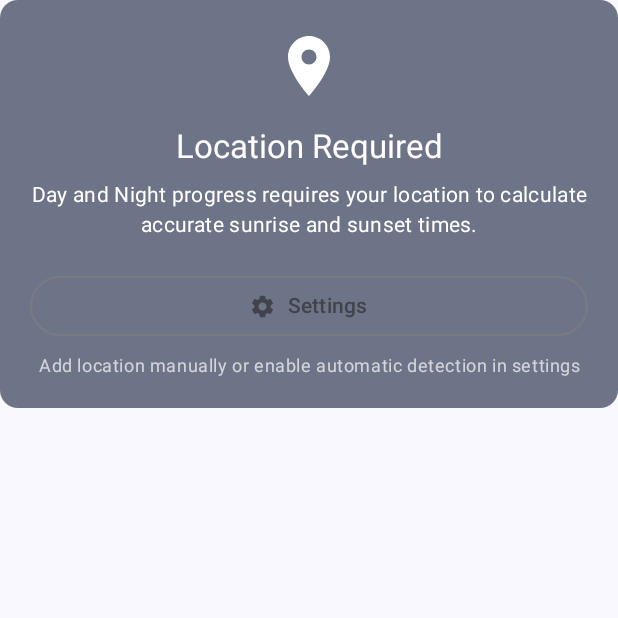
After one commit to a2ke5e1/yearly-progress, an Android app built with Jetpack Compose: the composable LocationRequiredCard shown on its own in the app's theme, on a phone screen of 412 x 824 dp, the top half of it. The commit adds this screen. Run offline under Robolectric (Android 15) with nearby library versions, the phone set to English and light mode, and no system bars.

Commit message:
feat: Improve location permission handling and UI
This commit refactors the location permission flow and introduces a new UI state for when location is required but not available.

Key changes:
- Modified `HomeViewModel` to:
    - Introduce a `HomeUiState.LocationRequired` state.
    - Add `_shouldShowPermissionDialog` StateFlow to control the visibility of the permission dialog explicitly.
    - Check if permission was previously asked using `locationRepository.wasPermissionAsked()` before showing the dialog.
    - Update `_uiState` to `LocationRequired` when permission is denied, not granted, or location services are disabled.
    - Call `locationRepository.setPermissionAsked()` when permission is granted or denied.
    - Add `onGoToSettings()` function (currently logs a message).
- Updated `HomeScreen.kt` to:
    - Observe `shouldShowPermissionDialog` to control the `LocationPermissionDialog`.
    - Display a `LocationRequiredCard` when `HomeUiState` is `LocationRequired`.
- Created `LocationRequiredCard.kt`, a new composable that informs the user why location is needed and provides a button to go to settings (functionality not yet implemented).
- Updated `LocationRepository` interface and `LocationRepositoryImpl.kt` to include:
    - `wasPermissionAsked(): Flow<Boolean>`
    - `suspend fun setPermissionAsked()`
- Updated `LocationPreferences.kt` to:
    - Add `PERMISSION_ASKED_KEY` for DataStore.
    - Expose `wasPermissionAsked: Flow<Boolean>`.
    - Implement `setPermissionAsked()` to store the preference.
- Moved `SunriseSunsetCache.kt` from `core.util` to `data.local` package.
- Updated import for `getStartAndEndTime` in `DayNightProgressCard.kt` due to the cache file move.

```diff
--- a/app/src/main/java/com/a3/yearlyprogess/core/util/SunriseSunsetCache.kt
+++ b/app/src/main/java/com/a3/yearlyprogess/data/local/SunriseSunsetCache.kt
@@ -1,4 +1,4 @@
-package com.a3.yearlyprogess.core.util
+package com.a3.yearlyprogess.data.local
 
 import android.content.Context
 import androidx.datastore.core.DataStore
@@ -6,6 +6,7 @@ import androidx.datastore.preferences.core.Preferences
 import androidx.datastore.preferences.core.edit
 import androidx.datastore.preferences.core.stringPreferencesKey
 import androidx.datastore.preferences.preferencesDataStore
+import com.a3.yearlyprogess.core.util.Log
 import com.a3.yearlyprogess.data.remote.ResultDto
 import com.a3.yearlyprogess.domain.model.SunriseSunset
 import kotlinx.coroutines.flow.first
--- a/app/src/main/java/com/a3/yearlyprogess/data/repository/SunriseSunsetRepositoryImpl.kt
+++ b/app/src/main/java/com/a3/yearlyprogess/data/repository/SunriseSunsetRepositoryImpl.kt
@@ -3,7 +3,7 @@ package com.a3.yearlyprogess.data.repository
 import android.content.Context
 import com.a3.yearlyprogess.core.util.Log
 import com.a3.yearlyprogess.core.util.Resource
-import com.a3.yearlyprogess.core.util.SunriseSunsetCache
+import com.a3.yearlyprogess.data.local.SunriseSunsetCache
 import com.a3.yearlyprogess.data.mapper.toDomain
 import com.a3.yearlyprogess.data.remote.SunriseSunsetApi
 import com.a3.yearlyprogess.domain.model.SunriseSunset
--- a/app/src/main/java/com/a3/yearlyprogess/domain/repository/LocationRepository.kt
+++ b/app/src/main/java/com/a3/yearlyprogess/domain/repository/LocationRepository.kt
@@ -10,4 +10,6 @@ interface LocationRepository {
     suspend fun clearSavedLocation()
     fun hasLocationPermission(): Boolean
     fun isLocationEnabled(): Boolean
+    fun wasPermissionAsked(): Flow<Boolean>
+    suspend fun setPermissionAsked()
 }
--- a/app/src/main/java/com/a3/yearlyprogess/feature/home/ui/components/DayNightProgressCard.kt
+++ b/app/src/main/java/com/a3/yearlyprogess/feature/home/ui/components/DayNightProgressCard.kt
@@ -19,7 +19,7 @@ import androidx.compose.ui.input.pointer.pointerInput
 import androidx.compose.ui.unit.dp
 import com.a3.yearlyprogess.core.util.ProgressSettings
 import com.a3.yearlyprogess.core.util.YearlyProgressUtil
-import com.a3.yearlyprogess.core.util.getStartAndEndTime
+import com.a3.yearlyprogess.data.local.getStartAndEndTime
 import com.a3.yearlyprogess.domain.model.SunriseSunset
 import kotlinx.coroutines.delay
 import java.time.Instant
--- /dev/null
+++ b/app/src/main/java/com/a3/yearlyprogess/feature/home/ui/components/LocationRequiredCard.kt
@@ -0,0 +1,99 @@
+package com.a3.yearlyprogess.feature.home.ui.components
+
+import androidx.compose.foundation.layout.Arrangement
+import androidx.compose.foundation.layout.Column
+import androidx.compose.foundation.layout.Row
+import androidx.compose.foundation.layout.Spacer
+import androidx.compose.foundation.layout.fillMaxWidth
+import androidx.compose.foundation.layout.height
+import androidx.compose.foundation.layout.padding
+import androidx.compose.foundation.layout.size
+import androidx.compose.foundation.layout.width
+import androidx.compose.material.icons.Icons
+import androidx.compose.material.icons.filled.LocationOn
+import androidx.compose.material.icons.filled.Settings
+import androidx.compose.material3.Card
+import androidx.compose.material3.CardDefaults
+import androidx.compose.material3.Icon
+import androidx.compose.material3.MaterialTheme
+import androidx.compose.material3.OutlinedButton
+import androidx.compose.material3.Text
+import androidx.compose.runtime.Composable
+import androidx.compose.ui.Alignment
+import androidx.compose.ui.Modifier
+import androidx.compose.ui.text.style.TextAlign
+import androidx.compose.ui.unit.dp
+
+@Composable
+fun LocationRequiredCard(
+    onGoToSettings: () -> Unit,
+    modifier: Modifier = Modifier
+) {
+    Card(
+        modifier = modifier.fillMaxWidth(),
+        colors = CardDefaults.cardColors(
+            containerColor = MaterialTheme.colorScheme.secondaryContainer
+        )
+    ) {
+        Column(
+            modifier = Modifier
+                .fillMaxWidth()
+                .padding(20.dp),
+            horizontalAlignment = Alignment.CenterHorizontally
+        ) {
+            Icon(
+                imageVector = Icons.Default.LocationOn,
+                contentDescription = null,
+                modifier = Modifier.size(48.dp),
+                tint = MaterialTheme.colorScheme.onSecondaryContainer
+            )
+
+            Spacer(modifier = Modifier.height(16.dp))
+
+            Text(
+                text = "Location Required",
+                style = MaterialTheme.typography.titleLarge,
+                color = MaterialTheme.colorScheme.onSecondaryContainer
+            )
+
+            Spacer(modifier = Modifier.height(8.dp))
+
+            Text(
+                text = "Day and Night progress requires your location to calculate accurate sunrise and sunset times.",
+                style = MaterialTheme.typography.bodyMedium,
+                color = MaterialTheme.colorScheme.onSecondaryContainer,
+                textAlign = TextAlign.Center
+            )
+
+            Spacer(modifier = Modifier.height(20.dp))
+
+            Row(
+                modifier = Modifier.fillMaxWidth(),
+                horizontalArrangement = Arrangement.Center,
+                verticalAlignment = Alignment.CenterVertically
+            ) {
+                OutlinedButton(
+                    onClick = onGoToSettings,
+                    modifier = Modifier.weight(1f)
+                ) {
+                    Icon(
+                        imageVector = Icons.Default.Settings,
+                        contentDescription = null,
+                        modifier = Modifier.size(18.dp)
+                    )
+                    Spacer(modifier = Modifier.width(8.dp))
+                    Text("Settings")
+                }
+            }
+
+            Spacer(modifier = Modifier.height(8.dp))
+
+            Text(
+                text = "Add location manually or enable automatic detection in settings",
+                style = MaterialTheme.typography.bodySmall,
+                color = MaterialTheme.colorScheme.onSecondaryContainer.copy(alpha = 0.7f),
+                textAlign = TextAlign.Center
+            )
+        }
+    }
+}
```
Also changed, not shown: app/src/main/java/com/a3/yearlyprogess/data/local/LocationPreferences.kt (+12 -1 lines), app/src/main/java/com/a3/yearlyprogess/data/repository/LocationRepositoryImpl.kt (+8 -0 lines), app/src/main/java/com/a3/yearlyprogess/feature/home/HomeViewModel.kt (+41 -6 lines), app/src/main/java/com/a3/yearlyprogess/feature/home/ui/HomeScreen.kt (+11 -20 lines).
